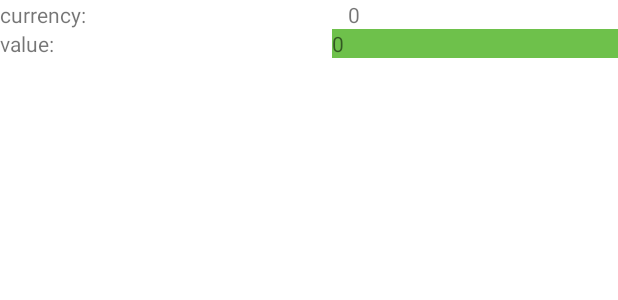
After one commit to MrSydar/Crypto-Bank, an Android app: the layout currency_item.xml on its own in the app's theme, with its tools: preview values and no code run, on a phone screen of 412 x 824 dp. The commit adds this screen. Shown: the top 300 px of the screen. Run offline under Robolectric (Android 15) with nearby library versions, the phone set to English and light mode, and no system bars.

Commit message:
Crypto API used

```diff
--- a/app/build.gradle
+++ b/app/build.gradle
@@ -37,6 +37,8 @@ dependencies {
     implementation "org.jetbrains.kotlin:kotlin-stdlib:$kotlin_version"
     implementation 'androidx.core:core-ktx:1.3.2'
     implementation 'androidx.appcompat:appcompat:1.2.0'
+    implementation 'com.squareup.retrofit2:retrofit:2.5.0'
+    implementation 'com.squareup.retrofit2:converter-gson:2.5.0'
     implementation 'com.google.android.material:material:1.3.0'
     implementation 'androidx.constraintlayout:constraintlayout:2.0.4'
     testImplementation 'junit:junit:4.+'
--- a/app/src/main/AndroidManifest.xml
+++ b/app/src/main/AndroidManifest.xml
@@ -1,6 +1,9 @@
 <?xml version="1.0" encoding="utf-8"?>
 <manifest xmlns:android="http://schemas.android.com/apk/res/android"
     package="com.example.cryptobank">
+
+    <uses-permission android:name="android.permission.ACCESS_NETWORK_STATE" />
+    <uses-permission android:name="android.permission.INTERNET" />
 
     <application
         android:allowBackup="true"
@@ -9,7 +12,8 @@
         android:roundIcon="@mipmap/ic_launcher_round"
         android:supportsRtl="true"
         android:theme="@style/Theme.CryptoBank">
-        <activity android:name=".MainActivity">
+        <activity android:name=".activities.AllCryptoActivity"></activity>
+        <activity android:name=".activities.MainActivity">
             <intent-filter>
                 <action android:name="android.intent.action.MAIN" />
 
--- /dev/null
+++ b/app/src/main/java/com/example/cryptobank/datamodel/Currency.kt
@@ -0,0 +1,3 @@
+package com.example.cryptobank.datamodel
+
+data class Currency(val currency: String, val price: String)
--- /dev/null
+++ b/app/src/main/res/layout/currency_item.xml
@@ -0,0 +1,52 @@
+<?xml version="1.0" encoding="utf-8"?>
+<LinearLayout xmlns:android="http://schemas.android.com/apk/res/android"
+    android:id="@+id/list_item"
+    android:layout_width="match_parent"
+    android:layout_height="wrap_content"
+    android:orientation="vertical">
+
+    <LinearLayout
+        android:layout_width="match_parent"
+        android:layout_height="match_parent"
+        android:layout_weight="1"
+        android:orientation="horizontal">
+
+        <TextView
+            android:id="@+id/textView3"
+            android:layout_width="wrap_content"
+            android:layout_height="wrap_content"
+            android:layout_weight="1"
+            android:text="currency: " />
+
+        <TextView
+            android:id="@+id/userName"
+            android:layout_width="wrap_content"
+            android:layout_height="wrap_content"
+            android:layout_weight="1"
+            android:text="0" />
+    </LinearLayout>
+
+    <LinearLayout
+        android:layout_width="match_parent"
+        android:layout_height="match_parent"
+        android:layout_weight="1"
+        android:orientation="horizontal">
+
+        <TextView
+            android:id="@+id/textView"
+            android:layout_width="wrap_content"
+            android:layout_height="wrap_content"
+            android:layout_weight="1"
+            android:text="value: " />
+
+        <TextView
+            android:id="@+id/userScore"
+            android:layout_width="wrap_content"
+            android:layout_height="wrap_content"
+            android:layout_weight="1"
+            android:background="#6EC14B"
+            android:text="0" />
+    </LinearLayout>
+
+
+</LinearLayout>
```
Also changed, not shown: app/src/main/java/com/example/cryptobank/activities/AllCryptoActivity.kt (renamed from app/src/main/java/com/example/cryptobank/MainActivity.kt, +4 -3 lines), app/src/main/java/com/example/cryptobank/activities/MainActivity.kt (added, +62 -0 lines), app/src/main/java/com/example/cryptobank/adapters/CurrencyAdapter.kt (added, +61 -0 lines), app/src/main/java/com/example/cryptobank/services/ICryptoCurrencyService.kt (added, +12 -0 lines), app/src/main/java/com/example/cryptobank/services/ServiceBuilder.kt (added, +28 -0 lines), app/src/main/res/layout/activity_all_crypto.xml (added, +9 -0 lines), app/src/main/res/layout/activity_main.xml (+11 -9 lines), gradle/wrapper/gradle-wrapper.properties.
